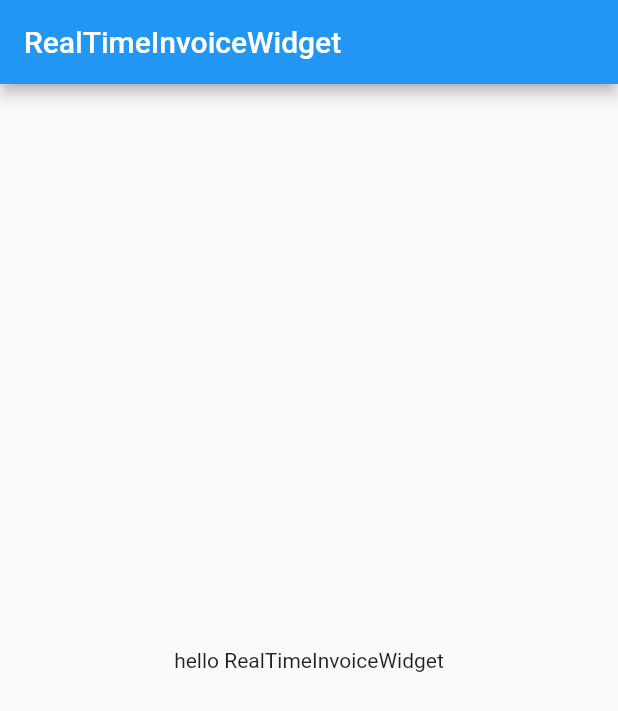
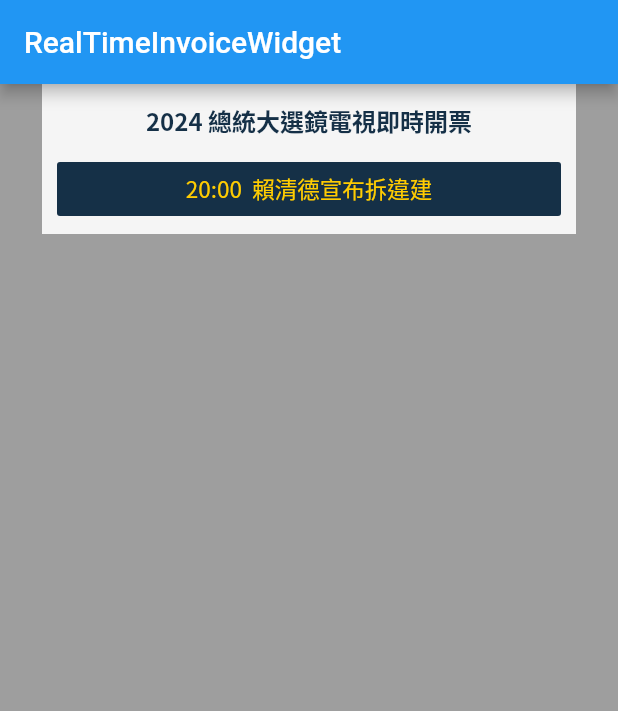
Before and after one commit to mirror-media/RealTimeInvoiceWidget, a Flutter app: the screen it shows after launch, on a phone screen of 412 x 824 dp. Shown: the top 711 px of the screen. Run offline on Flutter 3.47's test engine with Material 2 defaults, Android fonts, the phone set to English and light mode, and no system bars; Roboto replaces fonts that are missing (Noto Sans CJK TC).

Commit message:
[Feat]:title與message 製作

```diff
--- a/lib/main.dart
+++ b/lib/main.dart
@@ -31,13 +31,30 @@
       appBar: AppBar(
         title: const Text('RealTimeInvoiceWidget'),
       ),
-      body: Center(
-        child: Column(
-          mainAxisAlignment: MainAxisAlignment.center,
-          children: const [
-            RealTimeInvoiceWidget(),
-          ],
-        ),
+      backgroundColor: Colors.grey,
+      body: Column(
+        mainAxisAlignment: MainAxisAlignment.start,
+        children: const [
+          Padding(
+            padding: EdgeInsets.symmetric(horizontal: 28),
+            child: RealTimeInvoiceWidget(
+              title: '2024 總統大選鏡電視即時開票',
+              message: '20:00  賴清德宣布拆違建',
+            ),
+          ),
+
+          // GridView.builder(
+          //   gridDelegate: SliverGridDelegateWithFixedCrossAxisCount(
+          //     crossAxisCount: 2, // 列數
+          //     crossAxisSpacing: 8.0, // 列之間的間距
+          //     mainAxisSpacing: 8.0, // 行之間的間距
+          //   ),
+          //   itemCount: 10, // 網格中的項目數量
+          //   itemBuilder: (BuildContext context, int index) {
+          //     return GridItem(index: index);
+          //   },
+          // )
+        ],
       ),
       // This trailing comma makes auto-formatting nicer for build methods.
     );
--- a/lib/widget/real_time_invoice_widget.dart
+++ b/lib/widget/real_time_invoice_widget.dart
@@ -1,10 +1,53 @@
 import 'package:flutter/material.dart';
 
 class RealTimeInvoiceWidget extends StatelessWidget {
-  const RealTimeInvoiceWidget({super.key});
+  const RealTimeInvoiceWidget({super.key, this.title, this.message});
+
+  final String? title;
+  final String? message;
 
   @override
   Widget build(BuildContext context) {
-    return const Text('hello RealTimeInvoiceWidget');
+    return Container(
+      padding: const EdgeInsets.fromLTRB(10, 12, 10, 12),
+      width: double.infinity,
+      color: const Color(0xFFF5F5F5),
+      child: Column(
+        children: [
+          SizedBox(
+            height: 24,
+            width: double.infinity,
+            child: Text(
+              title ?? '',
+              textAlign: TextAlign.center,
+              style: const TextStyle(
+                  fontFamily: 'Noto Sans CJK TC',
+                  fontSize: 16,
+                  color: Color(0xFF153047),
+                  fontWeight: FontWeight.w700),
+            ),
+          ),
+          const SizedBox(height: 16),
+          Container(
+            decoration: BoxDecoration(
+              color: const Color(0xFF153047),
+              borderRadius: BorderRadius.circular(2),
+            ),
+            child: SizedBox(
+                width: double.infinity,
+                height: 36,
+                child: Center(
+                    child: Text(
+                  message ?? '',
+                  style: const TextStyle(
+                      color: Color(0xFFFFCC01),
+                      fontSize: 15,
+                      fontWeight: FontWeight.w400,
+                      fontFamily: 'Noto Sans CJK TC'),
+                ))),
+          ),
+        ],
+      ),
+    );
   }
 }
```
